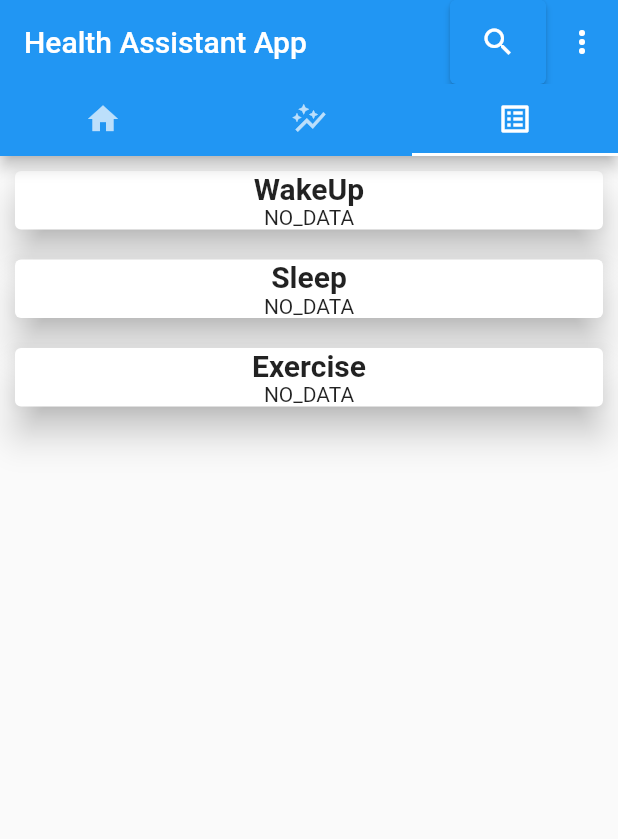
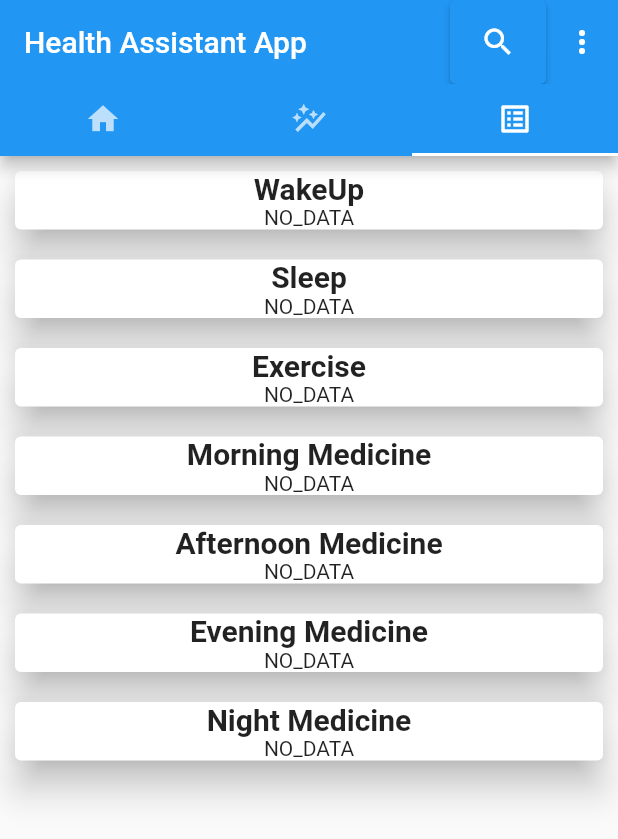
Before and after one commit to 7abhisheknn/health_assistant_app, a Flutter app: the screen it shows once a user with an empty profile is signed in, tab 3 chosen, on a phone screen of 412 x 824 dp. Shown: the top 839 px of the screen. Run offline on Flutter 3.47's test engine with Material 2 defaults, Android fonts, the phone set to English and light mode, and no system bars; our stand-ins replace cloud_firestore, firebase_auth, firebase_core, firebase_storage, image_picker; accounts and stored records are empty.

```diff
--- /dev/null
+++ b/lib/pages/chart_page.dart
@@ -0,0 +1,61 @@
+import 'package:cloud_firestore/cloud_firestore.dart';
+import 'package:firebase_auth/firebase_auth.dart';
+import 'package:flutter/material.dart';
+import 'package:health_assistant_app/widgets/chart/chart_card.dart';
+
+// ignore: must_be_immutable
+class ChartPage extends StatefulWidget {
+  String id;
+  ChartPage({Key? key, required this.id}) : super(key: key);
+
+  @override
+  _ChartPageState createState() => _ChartPageState();
+}
+
+class _ChartPageState extends State<ChartPage> {
+  final uid = FirebaseAuth.instance.currentUser!.uid;
+  Map<String, dynamic>? user;
+  bool loading = true;
+  bool isDoctor = true;
+  void getData() async {
+    await FirebaseFirestore.instance
+        .collection('user')
+        .doc(uid)
+        .get()
+        .then((value) {
+      user = value.data();
+    });
+    print(user!['wakeupHistory']);
+    setState(() {
+      loading = false;
+      if (user!['is_doctor'] == false) isDoctor = false;
+    });
+  }
+
+  @override
+  void initState() {
+    getData();
+    super.initState();
+  }
+
+  @override
+  Widget build(BuildContext context) {
+    return loading
+        ? const Scaffold(body: Center(child: CircularProgressIndicator()))
+        : isDoctor
+            ? const Center(
+                child: Text('only for patients'),
+              )
+            : ListView(
+                children: [
+                  ChartCard(title: 'WakeUp', list: user!['wakeupHistory']),
+                  ChartCard(title: 'Sleep', list: user!['sleepHistory']),
+                  ChartCard(title: 'Exercise', list: user!['exerciseHistory']),
+                  ChartCard(title: 'Morning Medicine', list: user!['mmh']),
+                  ChartCard(title: 'Afternoon Medicine', list: user!['amh']),
+                  ChartCard(title: 'Evening Medicine', list: user!['emh']),
+                  ChartCard(title: 'Night Medicine', list: user!['nmh']),
+                ],
+              );
+  }
+}
--- a/lib/pages/chat_page.dart
+++ /dev/null
@@ -1,51 +0,0 @@
-import 'package:cloud_firestore/cloud_firestore.dart';
-import 'package:firebase_auth/firebase_auth.dart';
-import 'package:flutter/material.dart';
-import 'package:health_assistant_app/widgets/chart/chart_card.dart';
-
-// ignore: must_be_immutable
-class ChatPage extends StatefulWidget {
-  String id;
-  ChatPage({Key? key, required this.id}) : super(key: key);
-
-  @override
-  _ChatPageState createState() => _ChatPageState();
-}
-
-class _ChatPageState extends State<ChatPage> {
-  final uid = FirebaseAuth.instance.currentUser!.uid;
-  Map<String, dynamic>? user;
-  bool loading = true;
-  void getData() async {
-    await FirebaseFirestore.instance
-        .collection('user')
-        .doc(uid)
-        .get()
-        .then((value) {
-      user = value.data();
-    });
-    print(user!['wakeupHistory']);
-    setState(() {
-      loading = false;
-    });
-  }
-
-  @override
-  void initState() {
-    getData();
-    super.initState();
-  }
-
-  @override
-  Widget build(BuildContext context) {
-    return loading
-        ? const Scaffold(body: Center(child: CircularProgressIndicator()))
-        : ListView(
-            children: [
-              ChartCard(title: 'WakeUp', list: user!['wakeupHistory']),
-              ChartCard(title: 'Sleep', list: user!['sleepHistory']),
-              ChartCard(title: 'Exercise', list: user!['exerciseHistory']),
-            ],
-          );
-  }
-}
--- a/lib/pages/tabs.dart
+++ b/lib/pages/tabs.dart
@@ -1,6 +1,6 @@
 import 'package:firebase_auth/firebase_auth.dart';
 import 'package:flutter/material.dart';
-import 'package:health_assistant_app/pages/chat_page.dart';
+import 'package:health_assistant_app/pages/chart_page.dart';
 import 'package:health_assistant_app/pages/form_page.dart';
 import 'package:health_assistant_app/pages/home_page.dart';
 import 'package:health_assistant_app/pages/search_page.dart';
@@ -64,7 +64,7 @@ class _TabsState extends State<Tabs> {
             children: [
               const HomePage(),
               const FormPage(),
-              ChatPage(id: FirebaseAuth.instance.currentUser!.uid),
+              ChartPage(id: FirebaseAuth.instance.currentUser!.uid),
             ],
           ),
         ),
```
Also changed, not shown: lib/pages/form_page.dart (+42 -17 lines), lib/pages/search_page.dart (+25 -3 lines).
